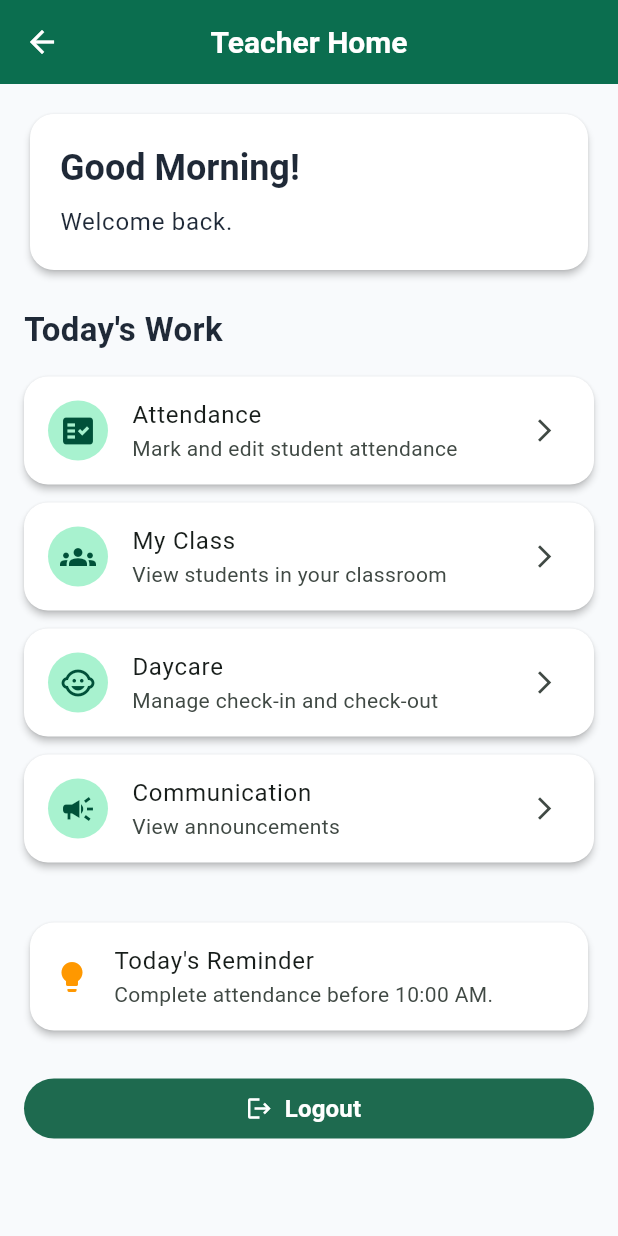
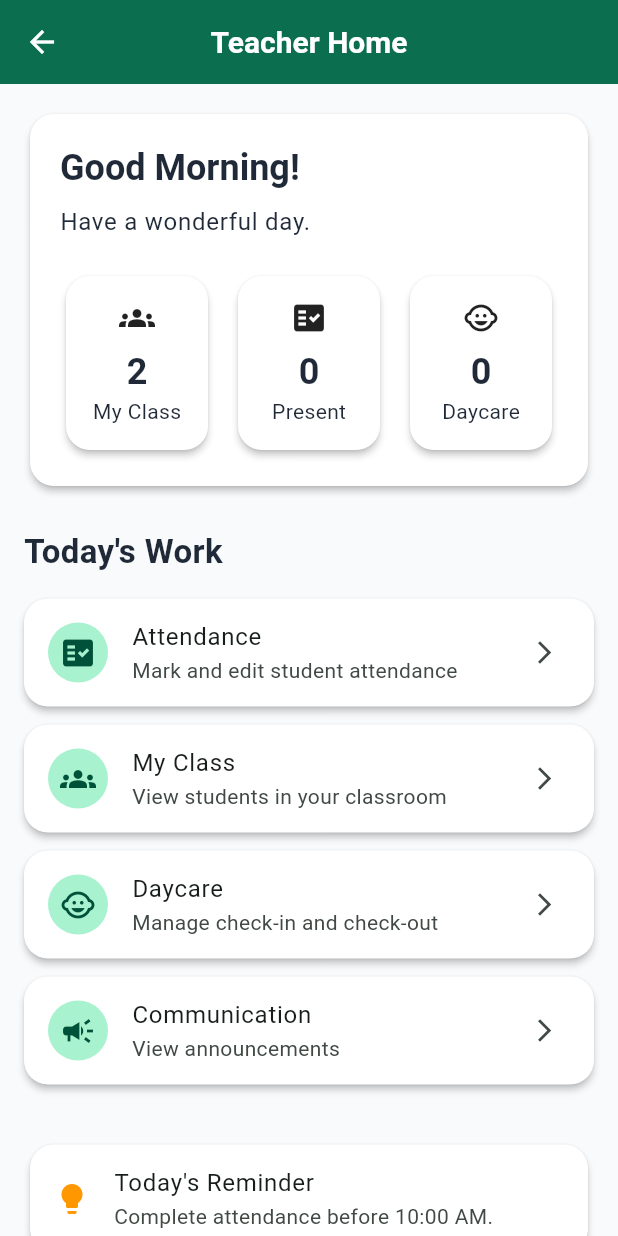
Before and after one commit to bhagwatgouri-beep/cubs_corner_connect, a Flutter app: the TeacherHomeScreen screen opened directly, on a phone screen of 412 x 824 dp. Run offline on Flutter 3.47's test engine with Material 3 defaults, Android fonts, the phone set to English and light mode, and no system bars; our stand-ins replace cloud_firestore, firebase_auth, firebase_core, image_picker; accounts and stored records are empty.

Commit message:
Enhance teacher home with live dashboard statistics

```diff
--- a/lib/features/teacher/teacher_home_screen.dart
+++ b/lib/features/teacher/teacher_home_screen.dart
@@ -1,16 +1,52 @@
 import 'package:flutter/material.dart';
+import '../../models/attendance_record.dart';
+import '../../repositories/attendance_repository.dart';
+import '../../repositories/daycare_repository.dart';
+import '../../repositories/student_repository.dart';
+
+import '../admin/attendance/attendance_dashboard_screen.dart';
 import '../admin/communication/communication_dashboard_screen.dart';
-import '../admin/attendance/attendance_dashboard_screen.dart';
 import '../admin/daycare/daycare_dashboard_screen.dart';
+
 import 'my_class_screen.dart';
+
 class TeacherHomeScreen extends StatelessWidget {
 const TeacherHomeScreen({super.key});
 
 @override
 Widget build(BuildContext context) {
+final studentRepository =
+StudentRepository.instance;
+
+final attendanceRepository =
+AttendanceRepository.instance;
+
+final daycareRepository =
+DaycareRepository.instance;
+
+final totalStudents =
+studentRepository.activeStudents.length;
+
+final presentToday = attendanceRepository
+.todayAttendance()
+.where(
+(record) =>
+record.status ==
+AttendanceStatus.present ||
+record.status ==
+AttendanceStatus.late,
+)
+.length;
+
+final daycareToday = daycareRepository
+.activeChildren(DateTime.now())
+.length;
+
 return Scaffold(
 appBar: AppBar(
-title: const Text('Teacher Home'),
+title: const Text(
+'Teacher Home',
+),
 centerTitle: true,
 ),
 body: ListView(
@@ -18,7 +54,8 @@ padding: const EdgeInsets.all(16),
 children: [
 Card(
 child: Padding(
-padding: const EdgeInsets.all(20),
+padding:
+const EdgeInsets.all(20),
 child: Column(
 crossAxisAlignment:
 CrossAxisAlignment.start,
@@ -31,23 +68,58 @@ style: Theme.of(context)
 ),
 const SizedBox(height: 8),
 Text(
-'Welcome back.',
+'Have a wonderful day.',
 style: Theme.of(context)
 .textTheme
 .bodyLarge,
+),
+const SizedBox(height: 20),
+Row(
+children: [
+Expanded(
+child: _StatCard(
+title: 'My Class',
+value:
+totalStudents.toString(),
+icon:
+Icons.groups,
+),
+),
+const SizedBox(width: 12),
+Expanded(
+child: _StatCard(
+title: 'Present',
+value:
+presentToday.toString(),
+icon:
+Icons.fact_check,
+),
+),
+const SizedBox(width: 12),
+Expanded(
+child: _StatCard(
+title: 'Daycare',
+value:
+daycareToday.toString(),
+icon: Icons
+.child_care,
+),
+),
+],
 ),
 ],
 ),
 ),
 ),
 
-const SizedBox(height: 20),
+const SizedBox(height: 24),
 
 const Text(
 "Today's Work",
 style: TextStyle(
 fontSize: 22,
-fontWeight: FontWeight.bold,
+fontWeight:
+FontWeight.bold,
 ),
 ),
 
@@ -75,7 +147,8 @@ const AttendanceDashboardScreen(),
       Navigator.push(
         context,
         MaterialPageRoute(
-          builder: (_) => const MyClassScreen(),
+          builder: (_) =>
+          const MyClassScreen(),
         ),
       );
     },
@@ -83,7 +156,8 @@ const AttendanceDashboardScreen(),
 
   _ActionCard(
     title: 'Daycare',
-subtitle: 'Manage check-in and check-out',
+    subtitle:
+    'Manage check-in and check-out',
     icon: Icons.child_care,
     onTap: () {
       Navigator.push(
@@ -120,7 +194,7 @@ Icons.lightbulb,
         color: Colors.orange,
       ),
       title: const Text(
-'Today\'s Reminder',
+        "Today's Reminder",
       ),
       subtitle: const Text(
         'Complete attendance before 10:00 AM.',
@@ -129,10 +203,15 @@ subtitle: const Text(
   ),
 
   const SizedBox(height: 24),
+
   FilledButton.icon(
     onPressed: () {},
-  icon: const Icon(Icons.logout),
-  label: const Text('Logout'),
+    icon: const Icon(
+      Icons.logout,
+    ),
+    label: const Text(
+      'Logout',
+    ),
   ),
 ],
 ),
@@ -140,6 +219,42 @@ FilledButton.icon(
 }
 }
 
+class _StatCard extends StatelessWidget {
+  final String title;
+  final String value;
+  final IconData icon;
+
+  const _StatCard({
+    required this.title,
+    required this.value,
+    required this.icon,
+  });
+
+  @override
+  Widget build(BuildContext context) {
+    return Card(
+      child: Padding(
+        padding:
+        const EdgeInsets.symmetric(
+          vertical: 16,
+        ),
+        child: Column(
+          children: [
+            Icon(icon),
+            const SizedBox(height: 8),
+            Text(
+              value,
+              style: Theme.of(context)
+                  .textTheme
+                  .headlineSmall,
+            ),
+            Text(title),
+          ],
+        ),
+      ),
+    );
+  }
+}
 class _ActionCard extends StatelessWidget {
   final String title;
   final String subtitle;
@@ -156,7 +271,9 @@ class _ActionCard extends StatelessWidget {
   @override
   Widget build(BuildContext context) {
     return Card(
-      margin: const EdgeInsets.only(bottom: 12),
+      margin: const EdgeInsets.only(
+        bottom: 12,
+      ),
       child: ListTile(
         leading: CircleAvatar(
           child: Icon(icon),
```
Lines whose indentation alone changed are shown as unchanged.
